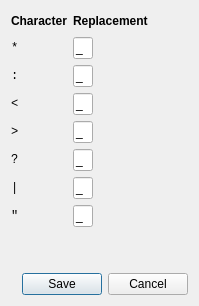
Qt form ui/win_compat_dialog.ui (metabrainz/picard) before a commit.
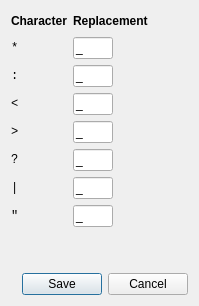
The same form after that commit.

What changed in the file:
```diff
--- a/ui/win_compat_dialog.ui
+++ b/ui/win_compat_dialog.ui
@@ -106,7 +106,7 @@
        </property>
        <property name="maximumSize">
         <size>
-         <width>20</width>
+          <width>40</width>
          <height>16777215</height>
         </size>
        </property>
@@ -152,7 +152,7 @@
        </property>
        <property name="maximumSize">
         <size>
-         <width>20</width>
+          <width>40</width>
          <height>16777215</height>
         </size>
        </property>
@@ -174,7 +174,7 @@
        </property>
        <property name="maximumSize">
         <size>
-         <width>20</width>
+          <width>40</width>
          <height>16777215</height>
         </size>
        </property>
@@ -209,7 +209,7 @@
        </property>
        <property name="maximumSize">
         <size>
-         <width>20</width>
+          <width>40</width>
          <height>16777215</height>
         </size>
        </property>
@@ -243,7 +243,7 @@
        </property>
        <property name="maximumSize">
         <size>
-         <width>20</width>
+          <width>40</width>
          <height>16777215</height>
         </size>
        </property>
@@ -265,7 +265,7 @@
        </property>
        <property name="maximumSize">
         <size>
-         <width>20</width>
+          <width>40</width>
          <height>16777215</height>
         </size>
        </property>
@@ -299,7 +299,7 @@
        </property>
        <property name="maximumSize">
         <size>
-         <width>20</width>
+          <width>40</width>
          <height>16777215</height>
         </size>
        </property>
```
Left out of the diff: 15 changed lines with no effect on the pictures. Lines whose indentation alone changed are shown as unchanged.
